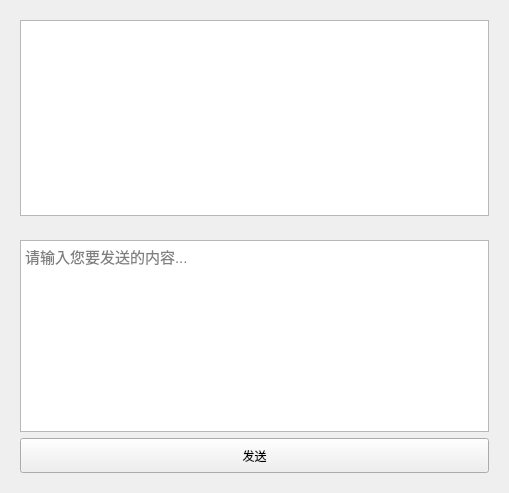
This is Manager/contactpage.ui in Eva-483650/ShoppingMall as Qt 5 draws it before an edit. The edited form follows.
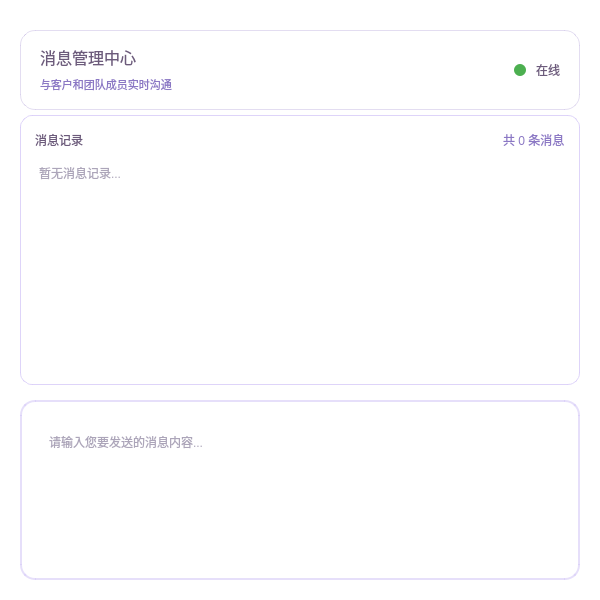
This is the edited form.

```diff
--- a/Manager/contactpage.ui
+++ b/Manager/contactpage.ui
@@ -6,81 +6,441 @@
    <rect>
     <x>0</x>
     <y>0</y>
-    <width>509</width>
-    <height>493</height>
+    <width>600</width>
+    <height>600</height>
    </rect>
   </property>
   <property name="windowTitle">
    <string>Form</string>
   </property>
-  <layout class="QVBoxLayout" name="verticalLayout">
+  <property name="styleSheet">
+   <string notr="true">
+/* 主容器样式 */
+QWidget#ContactPage {
+    background: transparent;
+    font-family: &quot;微软雅黑&quot;;
+}
+
+/* 标题区域 */
+QWidget#headerWidget {
+    background: qlineargradient(spread:pad,x1:0,y1:0,x2:1,y2:0,
+                stop:0 rgba(161, 140, 209, 0.1),
+                stop:1 rgba(184, 164, 230, 0.1));
+    border-radius: 15px;
+    border: 1px solid rgba(161, 140, 209, 0.3);
+}
+
+QLabel#titleLabel {
+    color: #6c5b7b;
+    font: 700 20pt &quot;微软雅黑&quot;;
+    background: transparent;
+    border: none;
+}
+
+QLabel#subtitleLabel {
+    color: #8b78c4;
+    font: 12pt &quot;微软雅黑&quot;;
+    background: transparent;
+    border: none;
+}
+
+/* 消息显示区域 */
+QWidget#messageArea {
+    background: rgba(255, 255, 255, 0.8);
+    border-radius: 12px;
+    border: 1px solid rgba(214, 201, 247, 0.8);
+}
+
+QTextEdit#messageDisplay {
+    background: transparent;
+    border: none;
+    font: 11pt &quot;微软雅黑&quot;;
+    color: #5a4c74;
+    selection-background-color: #e8e6fb;
+}
+
+QTextEdit#messageDisplay:focus {
+    border: none;
+    outline: none;
+}
+
+/* 输入区域 */
+QWidget#inputArea {
+    background: rgba(255, 255, 255, 0.9);
+    border-radius: 15px;
+    border: 2px solid rgba(214, 201, 247, 0.6);
+}
+
+QWidget#inputArea:focus-within {
+    border: 2px solid #a18cd1;
+}
+
+QTextEdit#messageInput {
+    background: transparent;
+    border: none;
+    font: 11pt &quot;微软雅黑&quot;;
+    color: #5a4c74;
+    padding: 10px;
+}
+
+QTextEdit#messageInput:focus {
+    border: none;
+    outline: none;
+}
+
+/* 工具栏按钮 */
+QPushButton#toolButton {
+    background: rgba(194, 182, 243, 0.3);
+    border: 1px solid rgba(161, 140, 209, 0.5);
+    border-radius: 8px;
+    padding: 8px 12px;
+    font: 10pt &quot;微软雅黑&quot;;
+    color: #7a6599;
+    min-width: 60px;
+}
+
+QPushButton#toolButton:hover {
+    background: rgba(194, 182, 243, 0.5);
+    border: 1px solid #a18cd1;
+}
+
+QPushButton#toolButton:pressed {
+    background: rgba(194, 182, 243, 0.7);
+}
+
+/* 发送按钮 */
+QPushButton#sendButton {
+    background: qlineargradient(spread:pad,x1:0,y1:0,x2:1,y2:0,
+                stop:0 #b8a4e6, stop:1 #a18cd1);
+    color: white;
+    border: none;
+    border-radius: 20px;
+    padding: 12px 30px;
+    font: 700 12pt &quot;微软雅黑&quot;;
+    min-width: 100px;
+}
+
+QPushButton#sendButton:hover {
+    background: qlineargradient(spread:pad,x1:0,y1:0,x2:1,y2:0,
+                stop:0 #a18cd1, stop:1 #9179c4);
+}
+
+QPushButton#sendButton:pressed {
+    background: qlineargradient(spread:pad,x1:0,y1:0,x2:1,y2:0,
+                stop:0 #9179c4, stop:1 #8066b7);
+}
+
+QPushButton#sendButton:disabled {
+    background: #d0d0d0;
+    color: #888888;
+}
+
+/* 在线状态指示器 */
+QLabel#statusIndicator {
+    background: #4CAF50;
+    border-radius: 6px;
+    min-width: 12px;
+    max-width: 12px;
+    min-height: 12px;
+    max-height: 12px;
+}
+
+QLabel#statusLabel {
+    color: #6c5b7b;
+    font: 10pt &quot;微软雅黑&quot;;
+    background: transparent;
+}
+
+/* 统计信息 */
+QLabel#statsLabel {
+    color: #8b78c4;
+    font: 9pt &quot;微软雅黑&quot;;
+    background: transparent;
+}
+
+/* 滚动条样式 */
+QScrollBar:vertical {
+    background: rgba(214, 201, 247, 0.3);
+    width: 8px;
+    border-radius: 4px;
+}
+
+QScrollBar::handle:vertical {
+    background: rgba(161, 140, 209, 0.6);
+    border-radius: 4px;
+    min-height: 20px;
+}
+
+QScrollBar::handle:vertical:hover {
+    background: #a18cd1;
+}
+
+QScrollBar::add-line:vertical, QScrollBar::sub-line:vertical {
+    border: none;
+    background: none;
+}
+   </string>
+  </property>
+  <layout class="QVBoxLayout" name="mainLayout">
+   <property name="spacing">
+    <number>15</number>
+   </property>
+   <property name="leftMargin">
+    <number>20</number>
+   </property>
+   <property name="topMargin">
+    <number>20</number>
+   </property>
+   <property name="rightMargin">
+    <number>20</number>
+   </property>
+   <property name="bottomMargin">
+    <number>20</number>
+   </property>
    <item>
-    <widget class="QWidget" name="widget" native="true">
-     <property name="sizePolicy">
-      <sizepolicy hsizetype="Preferred" vsizetype="Preferred">
-       <horstretch>0</horstretch>
-       <verstretch>0</verstretch>
-      </sizepolicy>
-     </property>
+    <widget class="QWidget" name="headerWidget" native="true">
      <property name="minimumSize">
       <size>
        <width>0</width>
+       <height>80</height>
+      </size>
+     </property>
+     <property name="maximumSize">
+      <size>
+       <width>16777215</width>
        <height>60</height>
       </size>
      </property>
-     <layout class="QVBoxLayout" name="verticalLayout_3">
+     <layout class="QHBoxLayout" name="headerLayout">
+      <property name="leftMargin">
+       <number>20</number>
+      </property>
+      <property name="topMargin">
+       <number>15</number>
+      </property>
+      <property name="rightMargin">
+       <number>20</number>
+      </property>
+      <property name="bottomMargin">
+       <number>15</number>
+      </property>
       <item>
-       <widget class="QTextEdit" name="textEdit_2">
-        <property name="font">
-         <font>
-          <pointsize>11</pointsize>
-         </font>
+       <layout class="QVBoxLayout" name="titleLayout">
+        <property name="spacing">
+         <number>5</number>
         </property>
-       </widget>
+        <item>
+         <widget class="QLabel" name="titleLabel">
+          <property name="text">
+           <string>&lt;html&gt;&lt;head/&gt;&lt;body&gt;&lt;p&gt;&lt;span style=&quot; font-size:12pt;&quot;&gt;消息管理中心&lt;/span&gt;&lt;/p&gt;&lt;/body&gt;&lt;/html&gt;</string>
+          </property>
+          <property name="alignment">
+           <set>Qt::AlignmentFlag::AlignLeading|Qt::AlignmentFlag::AlignLeft|Qt::AlignmentFlag::AlignVCenter</set>
+          </property>
+         </widget>
+        </item>
+        <item>
+         <widget class="QLabel" name="subtitleLabel">
+          <property name="text">
+           <string>&lt;html&gt;&lt;head/&gt;&lt;body&gt;&lt;p&gt;&lt;span style=&quot; font-size:8pt;&quot;&gt;与客户和团队成员实时沟通&lt;/span&gt;&lt;/p&gt;&lt;/body&gt;&lt;/html&gt;</string>
+          </property>
+          <property name="alignment">
+           <set>Qt::AlignmentFlag::AlignLeading|Qt::AlignmentFlag::AlignLeft|Qt::AlignmentFlag::AlignVCenter</set>
+          </property>
+         </widget>
+        </item>
+       </layout>
       </item>
-     </layout>
-    </widget>
-   </item>
-   <item>
-    <widget class="QWidget" name="widget_2" native="true">
-     <layout class="QVBoxLayout" name="verticalLayout_2">
       <item>
-       <widget class="QTextEdit" name="textEdit">
-        <property name="sizePolicy">
-         <sizepolicy hsizetype="Expanding" vsizetype="Fixed">
-          <horstretch>0</horstretch>
-          <verstretch>0</verstretch>
-         </sizepolicy>
+       <spacer name="headerSpacer">
+        <property name="orientation">
+         <enum>Qt::Orientation::Horizontal</enum>
         </property>
-        <property name="maximumSize">
+        <property name="sizeHint" stdset="0">
          <size>
-          <width>16777215</width>
-          <height>200</height>
+          <width>40</width>
+          <height>20</height>
          </size>
         </property>
-        <property name="font">
-         <font>
-          <pointsize>11</pointsize>
-         </font>
+       </spacer>
+      </item>
+      <item>
+       <layout class="QHBoxLayout" name="statusLayout">
+        <property name="spacing">
+         <number>10</number>
+        </property>
+        <item>
+         <widget class="QLabel" name="statusIndicator">
+          <property name="text">
+           <string/>
+          </property>
+         </widget>
+        </item>
+        <item>
+         <widget class="QLabel" name="statusLabel">
+          <property name="text">
+           <string>在线</string>
+          </property>
+         </widget>
+        </item>
+       </layout>
+      </item>
+     </layout>
+    </widget>
+   </item>
+   <item>
+    <widget class="QWidget" name="messageArea" native="true">
+     <layout class="QVBoxLayout" name="messageLayout">
+      <property name="spacing">
+       <number>10</number>
+      </property>
+      <property name="leftMargin">
+       <number>15</number>
+      </property>
+      <property name="topMargin">
+       <number>15</number>
+      </property>
+      <property name="rightMargin">
+       <number>15</number>
+      </property>
+      <property name="bottomMargin">
+       <number>15</number>
+      </property>
+      <item>
+       <layout class="QHBoxLayout" name="messageHeaderLayout">
+        <item>
+         <widget class="QLabel" name="messageHeaderLabel">
+          <property name="styleSheet">
+           <string notr="true">color: #6c5b7b; font: 600 12pt &quot;微软雅黑&quot;; background: transparent;</string>
+          </property>
+          <property name="text">
+           <string>消息记录</string>
+          </property>
+         </widget>
+        </item>
+        <item>
+         <spacer name="messageHeaderSpacer">
+          <property name="orientation">
+           <enum>Qt::Orientation::Horizontal</enum>
+          </property>
+          <property name="sizeHint" stdset="0">
+           <size>
+            <width>40</width>
+            <height>20</height>
+           </size>
+          </property>
+         </spacer>
+        </item>
+        <item>
+         <widget class="QLabel" name="statsLabel">
+          <property name="text">
+           <string>共 0 条消息</string>
+          </property>
+         </widget>
+        </item>
+       </layout>
+      </item>
+      <item>
+       <widget class="QTextEdit" name="messageDisplay">
+        <property name="readOnly">
+         <bool>true</bool>
         </property>
         <property name="placeholderText">
-         <string>请输入您要发送的内容...</string>
+         <string>暂无消息记录...</string>
         </property>
        </widget>
       </item>
+     </layout>
+    </widget>
+   </item>
+   <item>
+    <widget class="QWidget" name="inputArea" native="true">
+     <property name="minimumSize">
+      <size>
+       <width>0</width>
+       <height>150</height>
+      </size>
+     </property>
+     <property name="maximumSize">
+      <size>
+       <width>16777215</width>
+       <height>180</height>
+      </size>
+     </property>
+     <layout class="QVBoxLayout" name="inputLayout">
+      <property name="spacing">
+       <number>10</number>
+      </property>
+      <property name="leftMargin">
+       <number>15</number>
+      </property>
+      <property name="topMargin">
+       <number>15</number>
+      </property>
+      <property name="rightMargin">
+       <number>15</number>
+      </property>
+      <property name="bottomMargin">
+       <number>15</number>
+      </property>
       <item>
-       <widget class="QPushButton" name="pushButton">
+       <widget class="QTextEdit" name="messageInput">
         <property name="minimumSize">
          <size>
           <width>0</width>
-          <height>35</height>
+          <height>60</height>
          </size>
         </property>
-        <property name="text">
-         <string>发送</string>
+        <property name="maximumSize">
+         <size>
+          <width>16777215</width>
+          <height>80</height>
+         </size>
+        </property>
+        <property name="placeholderText">
+         <string>请输入您要发送的消息内容...</string>
         </property>
        </widget>
       </item>
+      <item>
+       <layout class="QHBoxLayout" name="controlLayout">
+        <item>
+         <spacer name="controlSpacer">
+          <property name="orientation">
+           <enum>Qt::Orientation::Horizontal</enum>
+          </property>
+          <property name="sizeHint" stdset="0">
+           <size>
+            <width>40</width>
+            <height>20</height>
+           </size>
+          </property>
+         </spacer>
+        </item>
+        <item>
+         <widget class="QPushButton" name="sendButton">
+          <property name="minimumSize">
+           <size>
+            <width>160</width>
+            <height>40</height>
+           </size>
+          </property>
+          <property name="cursor">
+           <cursorShape>PointingHandCursor</cursorShape>
+          </property>
+          <property name="toolTip">
+           <string>发送消息 (Ctrl+Enter)</string>
+          </property>
+          <property name="text">
+           <string>发送 📤</string>
+          </property>
+          <property name="shortcut">
+           <string>Ctrl+Return</string>
+          </property>
+         </widget>
+        </item>
+       </layout>
+      </item>
      </layout>
     </widget>
    </item>
```
Left out of the diff: 2 changed lines with no effect on the pictures.
